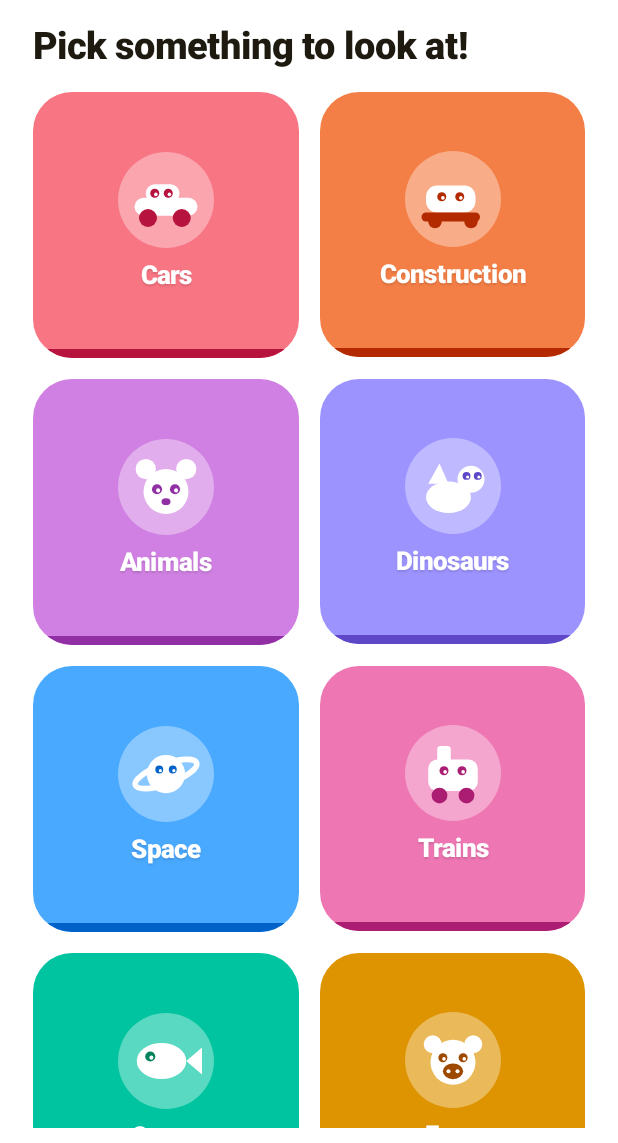
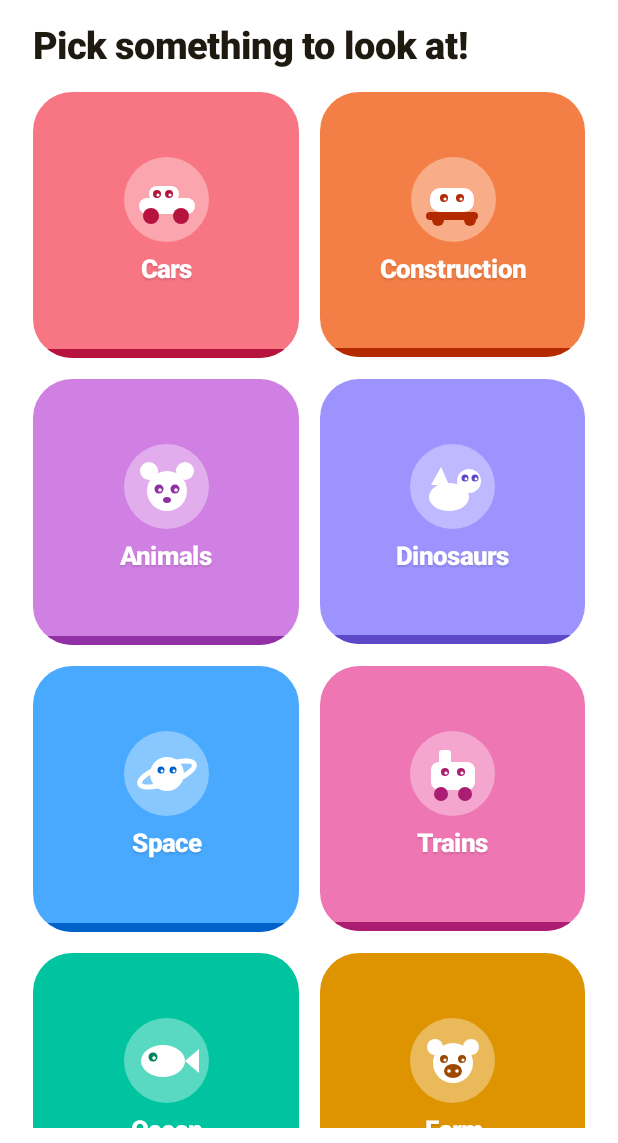
Before and after one commit to ivancesar/kid-android-image-app, an Android app built with Jetpack Compose: the screen it shows after launch (MainActivity), on a phone screen of 412 x 824 dp, the part 93-1236 px from its top. Run offline under Robolectric (Android 15) with nearby library versions, the phone set to English and light mode, and no system bars.

Commit message:
Fix oversized theme icons on the Home grid in landscape
The grid used a fixed 2-column layout with aspectRatio(1f) cards, so in
landscape's much wider viewport each card (and its 64dp-fixed icon)
blew up into a huge square. Switch to GridCells.Adaptive(minSize=160.dp)
so the grid fits more, appropriately-sized columns instead of stretching
two giant ones, and size the icon as a fraction of its card rather than
a fixed dp so it scales correctly at any card size.

Co-Authored-By: Claude Sonnet 5 <noreply@anthropic.com>

```diff
--- a/app/src/main/java/com/kidsexplore/app/ui/icons/ThemeIcons.kt
+++ b/app/src/main/java/com/kidsexplore/app/ui/icons/ThemeIcons.kt
@@ -1,7 +1,6 @@
 package com.kidsexplore.app.ui.icons
 
 import androidx.compose.foundation.Canvas
-import androidx.compose.foundation.layout.size
 import androidx.compose.runtime.Composable
 import androidx.compose.ui.Modifier
 import androidx.compose.ui.geometry.CornerRadius
@@ -11,18 +10,18 @@ import androidx.compose.ui.graphics.Color
 import androidx.compose.ui.graphics.Path
 import androidx.compose.ui.graphics.drawscope.Stroke
 import androidx.compose.ui.graphics.drawscope.rotate
-import androidx.compose.ui.unit.dp
 import com.kidsexplore.app.model.ThemeIcon
 
 /**
  * Renders one of the theme icons, ported shape-for-shape from the source
  * design's inline SVGs (each drawn in a 64x64 viewBox). [accent] is the
  * theme's cardBorder color; the base shapes are always white, matching the
- * source.
+ * source. Sizing is entirely up to the caller's [modifier] so the glyph
+ * scales with whatever container it's placed in.
  */
 @Composable
 fun ThemeIconGlyph(icon: ThemeIcon, accent: Color, modifier: Modifier = Modifier) {
-    Canvas(modifier = modifier.size(48.dp)) {
+    Canvas(modifier = modifier) {
         val s = size.width / 64f
         val white = Color.White
 
--- a/app/src/main/java/com/kidsexplore/app/ui/screens/HomeScreen.kt
+++ b/app/src/main/java/com/kidsexplore/app/ui/screens/HomeScreen.kt
@@ -83,7 +83,10 @@ fun HomeScreen(
         )
 
         LazyVerticalGrid(
-            columns = GridCells.Fixed(2),
+            // Adaptive rather than a fixed 2 columns: in landscape (or on a
+            // tablet) this fits more, narrower columns instead of stretching
+            // each card — and its icon — to an oversized square.
+            columns = GridCells.Adaptive(minSize = 160.dp),
             horizontalArrangement = Arrangement.spacedBy(14.dp),
             verticalArrangement = Arrangement.spacedBy(14.dp),
             contentPadding = PaddingValues(bottom = 12.dp),
@@ -118,12 +121,20 @@ private fun ThemeCard(theme: ThemeDef, onClick: () -> Unit) {
             Column(horizontalAlignment = Alignment.CenterHorizontally, verticalArrangement = Arrangement.spacedBy(8.dp)) {
                 Box(
                     modifier = Modifier
-                        .size(64.dp)
+                        // Sized relative to the card's own width (not a fixed
+                        // dp) so it stays proportional however wide the card
+                        // ends up — e.g. the much wider landscape 2-column grid.
+                        .fillMaxWidth(0.36f)
+                        .aspectRatio(1f)
                         .clip(CircleShape)
                         .background(Color.White.copy(alpha = 0.35f)),
                     contentAlignment = Alignment.Center,
                 ) {
-                    ThemeIconGlyph(icon = theme.icon, accent = palette.cardBorder)
+                    ThemeIconGlyph(
+                        icon = theme.icon,
+                        accent = palette.cardBorder,
+                        modifier = Modifier.fillMaxSize(0.75f),
+                    )
                 }
                 Text(
                     text = theme.name,
```
